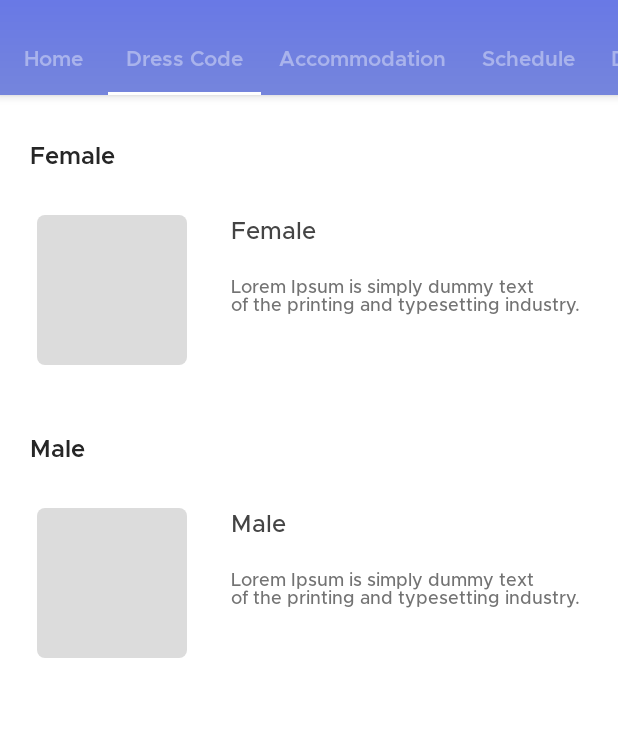
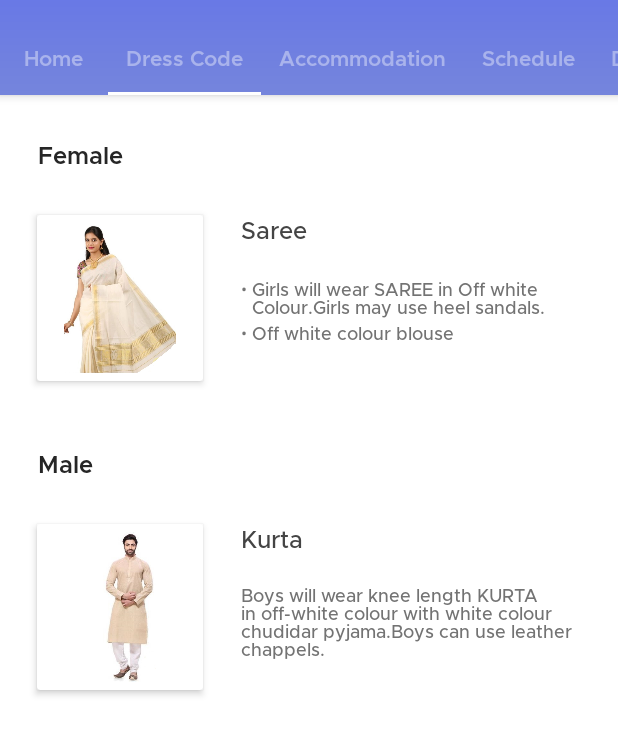
Before and after one commit to mdg-iitr/convocation-android, an Android app: the screen it shows after launch (MainActivity), tab 2 chosen, on a phone screen of 412 x 824 dp, the part 73-829 px from its top. Run offline under Robolectric (Android 15) with nearby library versions, the phone set to English and light mode, and no system bars; our stand-ins replace CircleImageView, Picasso, RxJava; network calls fail; pictures from the network do not load.

Commit message:
Adds dresscode

```diff
--- a/app/src/main/java/ac/in/iitr/mdg/convocation/MainActivity.java
+++ b/app/src/main/java/ac/in/iitr/mdg/convocation/MainActivity.java
@@ -109,6 +109,9 @@ public class MainActivity extends AppCompatActivity {
             @Override
             public void onPageSelected(int position) {
                 updateRegisterAndProfileButtonVisibility();
+                if (position == 1 && PlaceholderFragment.isImageExpanded) {
+                    PlaceholderFragment.collapseImageView();
+                }
             }
 
             @Override
@@ -176,6 +179,10 @@ public class MainActivity extends AppCompatActivity {
     }
 
     public static class PlaceholderFragment extends Fragment {
+
+        public static boolean isImageExpanded = false;
+
+        private static FrameLayout expandedWrapper;
 
         private static final String ARG_SECTION_NUMBER = "section_number";
         List<HotelProfile> hotelList = new ArrayList<>();
@@ -307,7 +314,39 @@ public class MainActivity extends AppCompatActivity {
                     return view;
 
                 case 2:
-                    return inflater.inflate(R.layout.fragment_dresscode, container, false);
+                    View dressCodeView = inflater.inflate(R.layout.fragment_dresscode, container, false);
+
+                    final ImageView expandedImageView = dressCodeView.findViewById(R.id.expanded_image);
+
+                    expandedWrapper = dressCodeView.findViewById(R.id.expanded_image_wrapper);
+                    expandedWrapper.setOnClickListener(new View.OnClickListener() {
+                        @Override
+                        public void onClick(View view) {
+                            expandedWrapper.setVisibility(View.GONE);
+                            isImageExpanded = false;
+                        }
+                    });
+
+                    ImageView femaleDressImage = dressCodeView.findViewById(R.id.female_dress_image);
+                    femaleDressImage.setOnClickListener(new View.OnClickListener() {
+                        @Override
+                        public void onClick(View view) {
+                            expandedImageView.setImageResource(R.drawable.female_dress);
+                            expandedWrapper.setVisibility(View.VISIBLE);
+                            isImageExpanded = true;
+                        }
+                    });
+                    ImageView maleDressImage = dressCodeView.findViewById(R.id.male_dress_image);
+                    maleDressImage.setOnClickListener(new View.OnClickListener() {
+                        @Override
+                        public void onClick(View view) {
+                            expandedImageView.setImageResource(R.drawable.male_dress);
+                            expandedWrapper.setVisibility(View.VISIBLE);
+                            isImageExpanded = true;
+                        }
+                    });
+
+                    return dressCodeView;
 
                 case 3:
                     View rootView3 = inflater.inflate(R.layout.fragment_accomodation, container, false);
@@ -794,6 +833,11 @@ public class MainActivity extends AppCompatActivity {
 
         }
 
+        public static void collapseImageView() {
+            expandedWrapper.setVisibility(View.GONE);
+            isImageExpanded = false;
+        }
+
     }
 
     public class SectionsPagerAdapter extends FragmentPagerAdapter {
@@ -814,4 +858,13 @@ public class MainActivity extends AppCompatActivity {
             return 9;
         }
     }
+
+    @Override
+    public void onBackPressed() {
+        if (PlaceholderFragment.isImageExpanded) {
+            PlaceholderFragment.collapseImageView();
+            return;
+        }
+        super.onBackPressed();
+    }
 }
--- a/app/src/main/res/layout/fragment_dresscode.xml
+++ b/app/src/main/res/layout/fragment_dresscode.xml
@@ -1,5 +1,7 @@
 <?xml version="1.0" encoding="utf-8"?>
 <RelativeLayout xmlns:android="http://schemas.android.com/apk/res/android"
+    xmlns:app="http://schemas.android.com/apk/res-auto"
+    xmlns:tools="http://schemas.android.com/tools"
     android:layout_width="match_parent"
     android:layout_height="match_parent"
     android:background="#FFFFFF">
@@ -8,87 +10,136 @@
         android:id="@+id/female_tag"
         android:layout_width="wrap_content"
         android:layout_height="wrap_content"
-        android:layout_marginLeft="20dp"
-        android:layout_marginStart="20dp"
+        android:layout_marginStart="25dp"
         android:layout_marginTop="30dp"
         android:fontFamily="@font/metropolis_semibold"
         android:text="@string/female"
         android:textColor="#262626"
         android:textSize="16sp" />
 
-    <ImageView
-        android:id="@+id/female_dress_image"
-        android:layout_width="100dp"
-        android:layout_height="100dp"
+    <android.support.v7.widget.CardView
+        android:id="@+id/female_dress_image_wrapper"
+        android:layout_width="wrap_content"
+        android:layout_height="wrap_content"
         android:layout_below="@+id/female_tag"
-        android:layout_marginLeft="24.5dp"
         android:layout_marginStart="24.5dp"
         android:layout_marginTop="29.6dp"
-        android:src="@drawable/grey_card" />
+        app:cardElevation="3dp">
+
+        <ImageView
+            android:id="@+id/female_dress_image"
+            android:layout_width="100dp"
+            android:layout_height="100dp"
+            android:layout_margin="5dp"
+            android:scaleType="centerInside"
+            android:src="@drawable/female_dress" />
+
+    </android.support.v7.widget.CardView>
 
     <TextView
         android:id="@+id/female_dress_name"
         android:layout_width="wrap_content"
         android:layout_height="wrap_content"
-        android:layout_alignTop="@+id/female_dress_image"
-        android:layout_marginLeft="29.5dp"
-        android:layout_marginStart="29.5dp"
-        android:layout_toEndOf="@+id/female_dress_image"
-        android:layout_toRightOf="@+id/female_dress_image"
+        android:layout_alignTop="@+id/female_dress_image_wrapper"
+        android:layout_marginStart="25dp"
+        android:layout_toEndOf="@+id/female_dress_image_wrapper"
         android:fontFamily="@font/metropolis_medium"
-        android:text="@string/female"
+        android:text="@string/female_dress_name"
         android:textColor="#444444"
         android:textSize="16sp" />
 
-    <TextView
-        android:id="@+id/female_dress_description"
+    <RelativeLayout
         android:layout_width="wrap_content"
         android:layout_height="wrap_content"
         android:layout_below="@+id/female_dress_name"
-        android:layout_marginLeft="29.5dp"
-        android:layout_marginStart="29.5dp"
-        android:layout_marginTop="19dp"
-        android:layout_toEndOf="@+id/female_dress_image"
-        android:layout_toRightOf="@+id/female_dress_image"
-        android:fontFamily="@font/metropolis_medium"
-        android:text="@string/dummy_text"
-        android:textColor="#737373"
-        android:textSize="12sp" />
+        android:layout_marginEnd="5dp"
+        android:layout_marginStart="25dp"
+        android:layout_marginTop="20dp"
+        android:layout_toEndOf="@+id/female_dress_image_wrapper">
+
+        <TextView
+            android:id="@+id/bullet_1"
+            android:layout_width="wrap_content"
+            android:layout_height="wrap_content"
+            android:text="\u2022"
+            android:textSize="12sp" />
+
+        <TextView
+            android:id="@+id/female_dress_description_1"
+            android:layout_width="wrap_content"
+            android:layout_height="wrap_content"
+            android:layout_alignTop="@id/bullet_1"
+            android:layout_marginStart="3dp"
+            android:layout_marginTop="1dp"
+            android:layout_toEndOf="@+id/bullet_1"
+            android:fontFamily="@font/metropolis_medium"
+            android:text="@string/female_dress_description_1"
+            android:textColor="#737373"
+            android:textSize="12sp" />
+
+        <TextView
+            android:id="@+id/bullet_2"
+            android:layout_width="wrap_content"
+            android:layout_height="wrap_content"
+            android:layout_below="@+id/female_dress_description_1"
+            android:text="\u2022"
+            android:textSize="12sp" />
+
+        <TextView
+            android:id="@+id/female_dress_description_2"
+            android:layout_width="wrap_content"
+            android:layout_height="wrap_content"
+            android:layout_alignTop="@id/bullet_2"
+            android:layout_marginStart="3dp"
+            android:layout_marginTop="1dp"
+            android:layout_toEndOf="@+id/bullet_2"
+            android:fontFamily="@font/metropolis_medium"
+            android:text="@string/female_dress_description_2"
+            android:textColor="#737373"
+            android:textSize="12sp" />
+
+    </RelativeLayout>
 
     <TextView
         android:id="@+id/male_tag"
         android:layout_width="wrap_content"
         android:layout_height="wrap_content"
-        android:layout_below="@+id/female_dress_image"
-        android:layout_marginLeft="20dp"
-        android:layout_marginStart="20dp"
+        android:layout_below="@+id/female_dress_image_wrapper"
+        android:layout_marginStart="25dp"
         android:layout_marginTop="45.2dp"
         android:fontFamily="@font/metropolis_semibold"
         android:text="@string/male"
         android:textColor="#262626"
         android:textSize="16sp" />
 
-    <ImageView
-        android:id="@+id/male_dress_image"
-        android:layout_width="100dp"
-        android:layout_height="100dp"
+    <android.support.v7.widget.CardView
+        android:id="@+id/male_dress_image_wrapper"
+        android:layout_width="wrap_content"
+        android:layout_height="wrap_content"
         android:layout_below="@+id/male_tag"
-        android:layout_marginLeft="24.5dp"
         android:layout_marginStart="24.5dp"
         android:layout_marginTop="29.6dp"
-        android:src="@drawable/grey_card" />
+        app:cardElevation="3dp">
+
+        <ImageView
+            android:id="@+id/male_dress_image"
+            android:layout_width="100dp"
+            android:layout_height="100dp"
+            android:layout_margin="5dp"
+            android:scaleType="centerInside"
+            android:src="@drawable/male_dress" />
+
+    </android.support.v7.widget.CardView>
 
     <TextView
         android:id="@+id/male_dress_name"
         android:layout_width="wrap_content"
         android:layout_height="wrap_content"
-        android:layout_alignTop="@+id/male_dress_image"
-        android:layout_marginLeft="29.5dp"
-        android:layout_marginStart="29.5dp"
-        android:layout_toEndOf="@+id/male_dress_image"
-        android:layout_toRightOf="@+id/male_dress_image"
+        android:layout_alignTop="@+id/male_dress_image_wrapper"
+        android:layout_marginStart="25dp"
+        android:layout_toEndOf="@+id/male_dress_image_wrapper"
         android:fontFamily="@font/metropolis_medium"
-        android:text="@string/male"
+        android:text="@string/male_dress_name"
         android:textColor="#444444"
         android:textSize="16sp" />
 
@@ -97,14 +148,49 @@
         android:layout_width="wrap_content"
         android:layout_height="wrap_content"
         android:layout_below="@+id/male_dress_name"
-        android:layout_marginLeft="29.5dp"
-        android:layout_marginStart="29.5dp"
+        android:layout_marginEnd="5dp"
+        android:layout_marginStart="25dp"
         android:layout_marginTop="19dp"
-        android:layout_toEndOf="@+id/male_dress_image"
-        android:layout_toRightOf="@+id/male_dress_image"
+        android:layout_toEndOf="@+id/male_dress_image_wrapper"
         android:fontFamily="@font/metropolis_medium"
-        android:text="@string/dummy_text"
+        android:text="@string/male_dress_description"
         android:textColor="#737373"
         android:textSize="12sp" />
 
+    <FrameLayout
+        android:id="@+id/expanded_image_wrapper"
+        android:layout_width="match_parent"
+        android:layout_height="match_parent"
+        android:background="#88000000"
+        android:elevation="20dp"
+        android:translationZ="20dp"
+        android:visibility="gone">
+
+        <android.support.constraint.ConstraintLayout
+            android:layout_width="match_parent"
+            android:layout_height="wrap_content"
+            android:layout_gravity="center"
+            android:clickable="false">
+
+            <ImageView
+                android:id="@+id/expanded_image"
+                android:layout_width="0dp"
+                android:layout_height="0dp"
+                android:layout_marginEnd="0dp"
+                android:layout_marginStart="0dp"
+                android:layout_marginTop="0dp"
+                android:clickable="false"
+                android:scaleType="centerInside"
+                app:layout_constraintDimensionRatio="H,1:1"
+                app:layout_constraintEnd_toEndOf="parent"
+                app:layout_constraintStart_toStartOf="parent"
+                app:layout_constraintTop_toTopOf="parent"
+                tools:src="@drawable/launcher_icon">
+
+            </ImageView>
+
+        </android.support.constraint.ConstraintLayout>
+
+    </FrameLayout>
+
 </RelativeLayout>
--- a/app/src/main/res/values/strings.xml
+++ b/app/src/main/res/values/strings.xml
@@ -30,6 +30,11 @@
     <string name="additional_information_text">All students are requested to arrive at 6th October 2018 by 2:30 P.M. for ease in further processes.</string>
     <string name="female">Female</string>
     <string name="male">Male</string>
+    <string name="male_dress_name">Kurta</string>
+    <string name="female_dress_name">Saree</string>
+    <string name="female_dress_description_1">Girls will wear SAREE in Off white Colour.Girls may use heel sandals.</string>
+    <string name="female_dress_description_2">Off white colour blouse</string>
+    <string name="male_dress_description">Boys will wear knee length KURTA in off-white colour with white colour chudidar pyjama.Boys can use leather chappels.</string>
     <string name="dummy_text">Lorem Ipsum is simply dummy text\nof the printing and typesetting industry.</string>
 
     <string name="profile">Profile</string>
```
Also changed, not shown: app/src/main/res/drawable/female_dress.jpeg (added), app/src/main/res/drawable/male_dress.jpeg (added).
